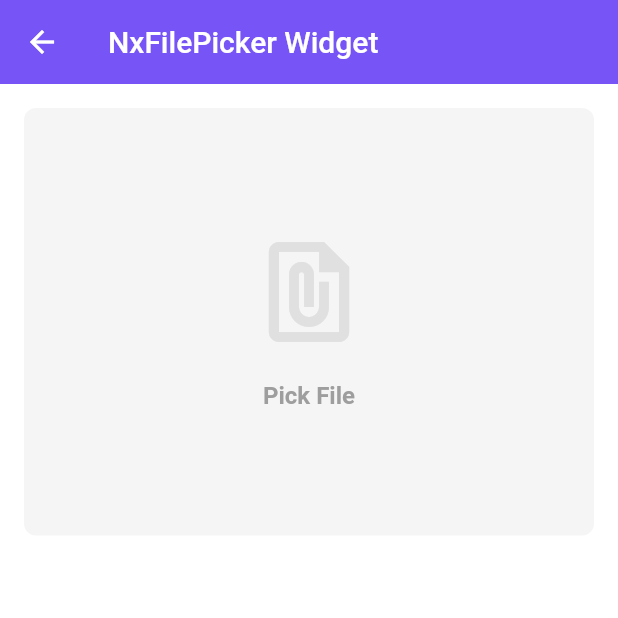
After one commit to nixuiui/nixui-flutter, a Flutter app: the FilePickerScreen screen opened directly, after a tap on "Pick File", on a phone screen of 412 x 824 dp, the top half of it. The commit adds this screen. Run offline on Flutter 3.47's test engine with Material 2 defaults, Android fonts, the phone set to English and light mode, and no system bars; our stand-ins replace file_picker, flutter_image_compress, permission_handler; missing offline and left inert: image_pickers, yaru_color_generator.

Commit message:
feat(file-picker): add file picker widget

```diff
--- /dev/null
+++ b/example/lib/screens/file_picker_screen.dart
@@ -0,0 +1,71 @@
+import 'dart:io';
+
+import 'package:flutter/material.dart';
+import 'package:nixui/widgets/nixui.dart';
+
+class FilePickerScreen extends StatefulWidget {
+  const FilePickerScreen({ Key? key }) : super(key: key);
+
+  @override
+  State<FilePickerScreen> createState() => _FilePickerScreenState();
+}
+
+class _FilePickerScreenState extends State<FilePickerScreen> {
+
+  File? file;
+
+  @override
+  Widget build(BuildContext context) {
+    return Scaffold(
+      appBar: AppBar(
+        title: const Text("NxFilePicker Widget"),
+      ),
+      body: ListView(
+        padding: EdgeInsets.all(16),
+        children: [
+          AspectRatio(
+            aspectRatio: 4/3,
+            child: NxFilePicker(
+              onSelected: (file) => setState(() => this.file = file),
+              child: NxBox(
+                color: Colors.grey[100],
+                borderRadius: 8,
+                child: file != null
+                    ? Center(
+                        child: Padding(
+                          padding: const EdgeInsets.all(16),
+                          child: Column(
+                            crossAxisAlignment: CrossAxisAlignment.start,
+                            children: [
+                              Text('File Name: ${file?.path.split('/').last}'),
+                              Text('Size: ${file?.lengthSync()}'),
+                              Text('Path: ${file?.path}'),
+                            ],
+                          ),
+                        )
+                      )
+                    : Center(
+                        child: Column(
+                          mainAxisAlignment: MainAxisAlignment.center,
+                          children: [
+                            Icon(
+                              Icons.file_present,
+                              size: 80,
+                              color: Colors.grey[300],
+                            ),
+                            SizedBox(height: 16),
+                            NxText.headline6(
+                              'Pick File',
+                              color: Colors.grey,
+                            ),
+                          ],
+                        )
+                      ),
+              ),
+            ),
+          ),
+        ],
+      ),
+    );
+  }
+}
--- a/example/lib/screens/home_screen.dart
+++ b/example/lib/screens/home_screen.dart
@@ -4,12 +4,13 @@ import 'package:example/screens/button.dart';
 import 'package:example/screens/card_screen.dart';
 import 'package:example/screens/color.dart';
 import 'package:example/screens/date_time_selector.dart';
+import 'package:example/screens/file_picker_screen.dart';
+import 'package:example/screens/form_field.dart';
 import 'package:example/screens/image_picker_screen.dart';
 import 'package:example/screens/image_screen.dart';
 import 'package:example/screens/option_selector_screen.dart';
 import 'package:example/screens/selectable_list.dart';
 import 'package:example/screens/text.dart';
-import 'package:example/screens/form_field.dart';
 import 'package:flutter/material.dart';
 import 'package:nixui/widgets/nx_text.dart';
 
@@ -32,6 +33,7 @@ class _HomeScreenState extends State<HomeScreen> {
         { 'title': 'Card',  'screen': CardScreen()},
         { 'title': 'Color',  'screen': ColorScreen()},
         { 'title': 'Date Time Selector',  'screen': DateTimeSelectorScreen()},
+        { 'title': 'File Picker',  'screen': FilePickerScreen()},
         { 'title': 'Form Field',  'screen': FormFieldScreen()},
         { 'title': 'Image',  'screen': ImageScreen()},
         { 'title': 'Image Picker',  'screen': ImagePickerScreen()},
--- a/example/lib/screens/image_picker_screen.dart
+++ b/example/lib/screens/image_picker_screen.dart
@@ -61,15 +61,19 @@ class _ImagePickerScreenState extends State<ImagePickerScreen> {
           ),
           SizedBox(height: 16),
           AspectRatio(
-            aspectRatio: 4/3,
+            aspectRatio: 3/3,
             child: NxBox(
               borderRadius: 8,
               color: Colors.grey[100],
               child: NxPermissionHandlerWrapper(
                 description: 'Izinkan aplikasi mengakses Foto untuk menambahkan gambar',
-                permissions: const [
+                permissions: [
                   Permission.camera,
-                  Permission.storage,
+                  if(Platform.isIOS) Permission.storage,
+                  if(Platform.isAndroid) ...[
+                    Permission.photos,
+                    Permission.videos,
+                  ]
                 ],
                 child: NxImagePicker.camera(
                   onSelected: (file) => setState(() => image2 = file),
--- a/lib/widgets/nixui.dart
+++ b/lib/widgets/nixui.dart
@@ -7,12 +7,13 @@ export 'nx_checkbox.dart';
 export 'nx_datetime_selector.dart';
 export 'nx_dialog.dart';
 export 'nx_empty_state.dart';
+export 'nx_file_picker.dart';
 export 'nx_image.dart';
 export 'nx_image_picker.dart';
 export 'nx_loading_spinner.dart';
+export 'nx_option_selector.dart';
 export 'nx_permission_wrapper.dart';
-export 'nx_option_selector.dart';
 export 'nx_selectable_list.dart';
+export 'nx_text.dart';
 export 'nx_text_form_field.dart';
-export 'nx_text.dart';
 export 'nx_toast.dart';
--- /dev/null
+++ b/lib/widgets/nx_file_picker.dart
@@ -0,0 +1,68 @@
+import 'dart:io';
+
+import 'package:file_picker/file_picker.dart';
+import 'package:flutter/material.dart';
+import 'package:image_pickers/image_pickers.dart';
+
+class NxFilePicker extends StatelessWidget {
+
+  final Function(File)? onSelected;
+  final Widget child;
+  final int sizeLimit;
+  final String? dialogTitle;
+  final String? initialDirectory;
+  final FileType type;
+  final List<String>? allowedExtensions;
+  final bool allowCompression;
+  final bool allowMultiple;
+  final bool withData;
+  final bool withReadStream;
+  final bool lockParentWindow;
+
+  const NxFilePicker({
+    Key? key,
+    this.onSelected,
+    required this.child,
+    this.sizeLimit = 2000000,
+    this.dialogTitle,
+    this.initialDirectory,
+    this.type = FileType.any,
+    this.allowedExtensions,
+    this.allowCompression = true,
+    this.allowMultiple = false,
+    this.withData = false,
+    this.withReadStream = false,
+    this.lockParentWindow = false,
+  }) : super(key: key);
+
+  @override
+  Widget build(BuildContext context) {
+    return GestureDetector(
+      onTap: () async {
+        await _pickFile(GalleryMode.image, (file) async {
+          onSelected!.call(file);
+        });
+      },
+      child: child,
+    );
+  }
+
+  Future _pickFile(GalleryMode galleryMode, Function(File) onPick) async {
+    final pickedFile = await FilePicker.platform.pickFiles(
+      dialogTitle: dialogTitle,
+      initialDirectory: initialDirectory,
+      type: type,
+      allowedExtensions: allowedExtensions,
+      allowCompression: allowCompression,
+      allowMultiple: allowMultiple,
+      withData: withData,
+      withReadStream: withReadStream,
+      lockParentWindow: lockParentWindow,
+    );
+    if (pickedFile == null) {
+      return;
+    }
+    var file = File(pickedFile.files.single.path!);
+    onPick(file);
+  }
+}
--- a/pubspec.yaml
+++ b/pubspec.yaml
@@ -12,10 +12,11 @@ dependencies:
     sdk: flutter
   yaru_color_generator: ^0.1.0
 
-  flutter_image_compress: ^2.0.3
+  flutter_image_compress: ^2.0.4
+  file_picker: ^5.3.3
   image_pickers: ^2.0.4+1
   image: ^4.0.17
-  permission_handler: ^10.2.0
+  permission_handler: ^10.4.3
 
 dev_dependencies:
   flutter_test:
```
Also changed, not shown: example/pubspec.lock, 5 other files.
